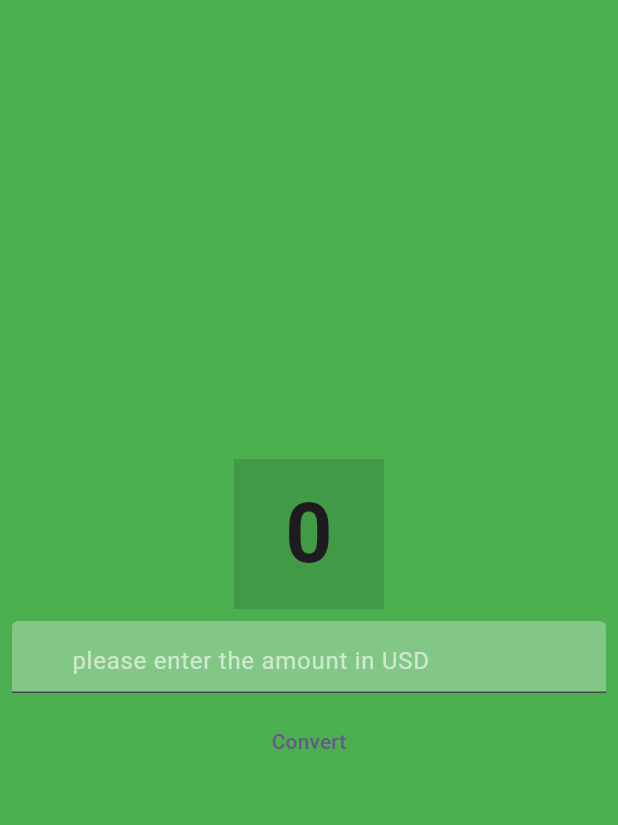
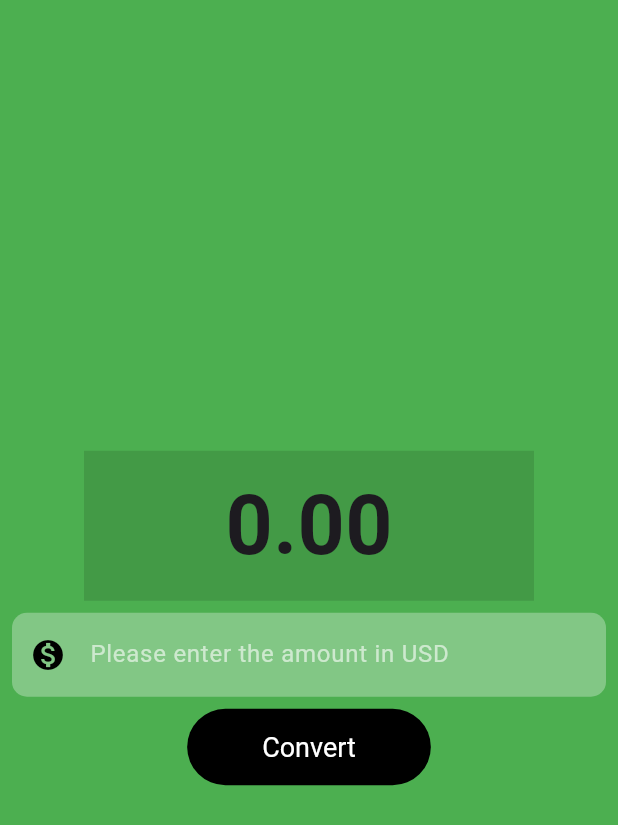
Before and after one commit to ShRudra88/flutter_practice_projects, a Flutter app: the screen it shows after launch, after a tap on "Convert", on a phone screen of 412 x 824 dp. Shown: the top 825 px of the screen. Run offline on Flutter 3.47's test engine with Material 3 defaults, Android fonts, the phone set to English and light mode, and no system bars.

Commit message:
feat: Implement currency conversion logic and UI enhancements
This commit transforms the `CurrencyConverter` into a `StatefulWidget` to manage the conversion logic and updates the UI for better usability.

Key changes:
- Converted `CurrencyConverter` from `StatelessWidget` to `StatefulWidget`.
- Added state variables `result` (double) to store the converted amount and `textEditingController` to manage the input field.
- Implemented `_convertCurrency` method to perform the conversion (USD to a fixed rate of 81) and update the `result` using `setState`. Basic error handling for invalid input is included.
- The `textEditingController` is now disposed in the `dispose` method.
- The `Text` widget displaying the result now shows the `result` state variable, formatted to two decimal places.
- The `TextField` now uses the `textEditingController`, has improved styling (black text color, borders), and is configured for numeric input (`TextInputType.numberWithOptions(decimal: true)`).
- The `TextButton` for "Convert" now calls the `_convertCurrency` method on press and has enhanced styling (background color, text color, padding, and text style).
- Debug prints for the result have been added for development purposes.

```diff
--- a/lib/currency_converter.dart
+++ b/lib/currency_converter.dart
@@ -1,7 +1,47 @@
+import 'package:flutter/foundation.dart';
 import 'package:flutter/material.dart';
 
-class CurrencyConverter extends StatelessWidget {
+class CurrencyConverter extends StatefulWidget {
   const CurrencyConverter({super.key});
+
+  @override
+  State<CurrencyConverter> createState() => _CurrencyConverterState();
+}
+
+class _CurrencyConverterState extends State<CurrencyConverter> {
+  // 1. Declare result and textEditingController as state variables
+  double result = 0;
+  final TextEditingController textEditingController = TextEditingController();
+
+  // 4. Dispose the controller when the widget is removed from the widget tree
+  @override
+  void dispose() {
+    textEditingController.dispose();
+    super.dispose();
+  }
+
+  void _convertCurrency() {
+    // 3. Update state using setState
+    setState(() {
+      // Basic error handling for empty or invalid input
+      if (textEditingController.text.isNotEmpty) {
+        try {
+          result = double.parse(textEditingController.text) * 81;
+        } catch (e) {
+          // Handle parsing errors, e.g., show a snackbar or set result to an error state
+          if (kDebugMode) {
+            print("Error parsing input: $e");
+          }
+          result = 0; // Or some error indicator
+        }
+      } else {
+        result = 0; // Reset if input is empty
+      }
+    });
+    if (kDebugMode) {
+      print(result);
+    }
+  }
 
   @override
   Widget build(BuildContext context) {
@@ -12,30 +52,65 @@ class CurrencyConverter extends StatelessWidget {
           mainAxisAlignment: MainAxisAlignment.center,
           children: [
             Container(
-                padding: EdgeInsets.all(6.0),
+                padding: const EdgeInsets.all(6.0),
+                // To make the container size dynamic based on text,
+                // you might consider removing fixed height/width or using a different approach.
+                // For simplicity, keeping it as is for now.
                 height: 100,
-                width: 100,
+                width: 300, // Increased width to better display larger numbers
                 color: Colors.black12,
-
-                child: Center(child: Text('0', style: TextStyle(fontSize: 55, fontWeight: FontWeight.bold),))),
+                child: Center(
+                    child: Text(
+                      result.toStringAsFixed(2), // Format to 2 decimal places
+                      style: const TextStyle(
+                          fontSize: 55, fontWeight: FontWeight.bold),
+                    ))),
             Padding(
               padding: const EdgeInsets.all(8.0),
               child: TextField(
-                style: TextStyle(
-                  color: Colors.black26,
+                // 2. Use the state variable controller
+                controller: textEditingController,
+                style: const TextStyle(
+                  color: Colors.black, // Changed for better visibility
                 ),
-                decoration: InputDecoration(
-                  hintText: 'please enter the amount in USD',
+                decoration: const InputDecoration(
+                  hintText: 'Please enter the amount in USD',
                   hintStyle: TextStyle(
                     color: Colors.white60,
                   ),
-                  prefix: Icon(Icons.monetization_on, color: Colors.black,),
+                  prefixIcon: Icon( // Use prefixIcon for better alignment
+                    Icons.monetization_on,
+                    color: Colors.black,
+                  ),
                   fillColor: Colors.white30,
                   filled: true,
+                  // Adding a border for better visual appearance
+                  border: OutlineInputBorder(
+                    borderSide: BorderSide.none,
+                    borderRadius: BorderRadius.all(Radius.circular(10)),
+                  ),
+                  focusedBorder: OutlineInputBorder(
+                    borderSide: BorderSide(color: Colors.black54),
+                    borderRadius: BorderRadius.all(Radius.circular(10)),
+                  ),
+                ),
+                keyboardType: const TextInputType.numberWithOptions(decimal: true), // Set keyboard type for numbers
+              ),
+            ),
+            TextButton(
+              onPressed: _convertCurrency, // Call the conversion method
+              style: ButtonStyle(
+                backgroundColor: WidgetStateProperty.all(Colors.black),
+                foregroundColor: WidgetStateProperty.all(Colors.white), // Set text color
+                padding: WidgetStateProperty.all(
+                  const EdgeInsets.symmetric(horizontal: 50, vertical: 15),
+                ),
+                textStyle: WidgetStateProperty.all(
+                  const TextStyle(fontSize: 18),
                 ),
               ),
-            ),
-            TextButton(onPressed: (){}, child: Text('Convert'))
+              child: const Text('Convert'),
+            )
           ],
         ),
       ),
```
